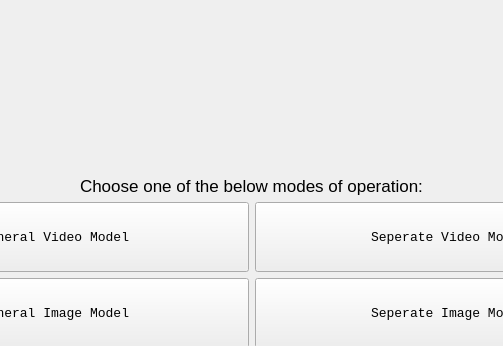
The window that GUI/mode_chooser.ui (NoureldinYosri/Graduation-Project) describes before a commit, drawn with Qt 5; both pictures show x 148 to 651 and y 0 to 346 of the 800 by 600 pixel window.
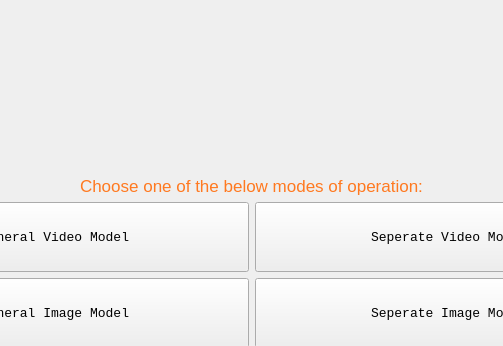
The same window after the commit. Icons and pictures are not drawn.

Commit message: Added event listeners for the rest of the buttons.

The edit to the form file:
```diff
--- a/GUI/mode_chooser.ui
+++ b/GUI/mode_chooser.ui
@@ -108,6 +108,12 @@
           <underline>false</underline>
          </font>
         </property>
+        <property name="autoFillBackground">
+         <bool>false</bool>
+        </property>
+        <property name="styleSheet">
+         <string notr="true">color: rgb(255, 121, 32);</string>
+        </property>
         <property name="text">
          <string>Choose one of the below modes of operation:</string>
         </property>
```
Left out of the diff: 6 changed lines with no effect on the pictures. The commit also changes 3 other files.
